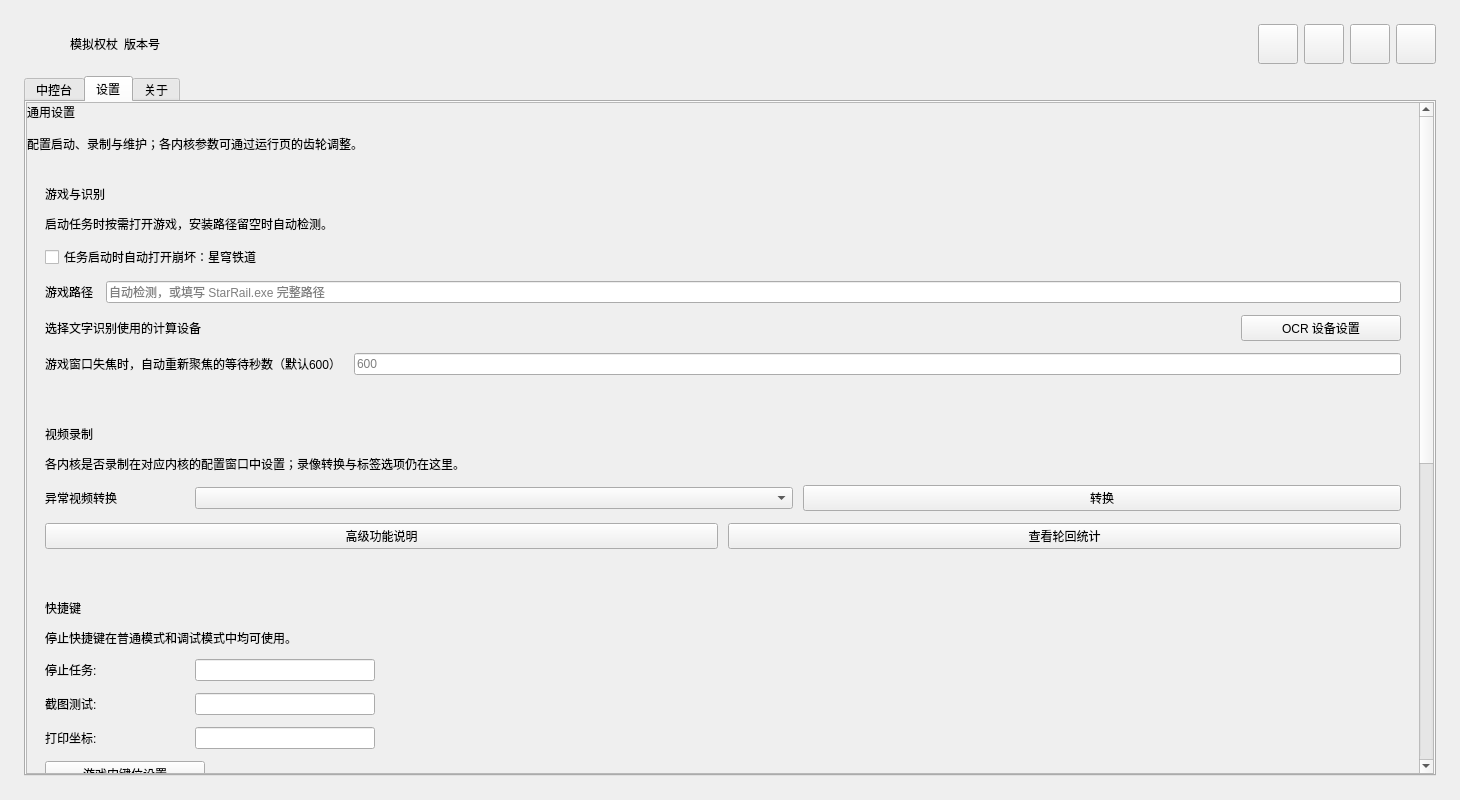
This is resource/ui/UI.ui in syfoud/Simulated_Scepter as Qt 5 draws it before an edit. The edited form follows.
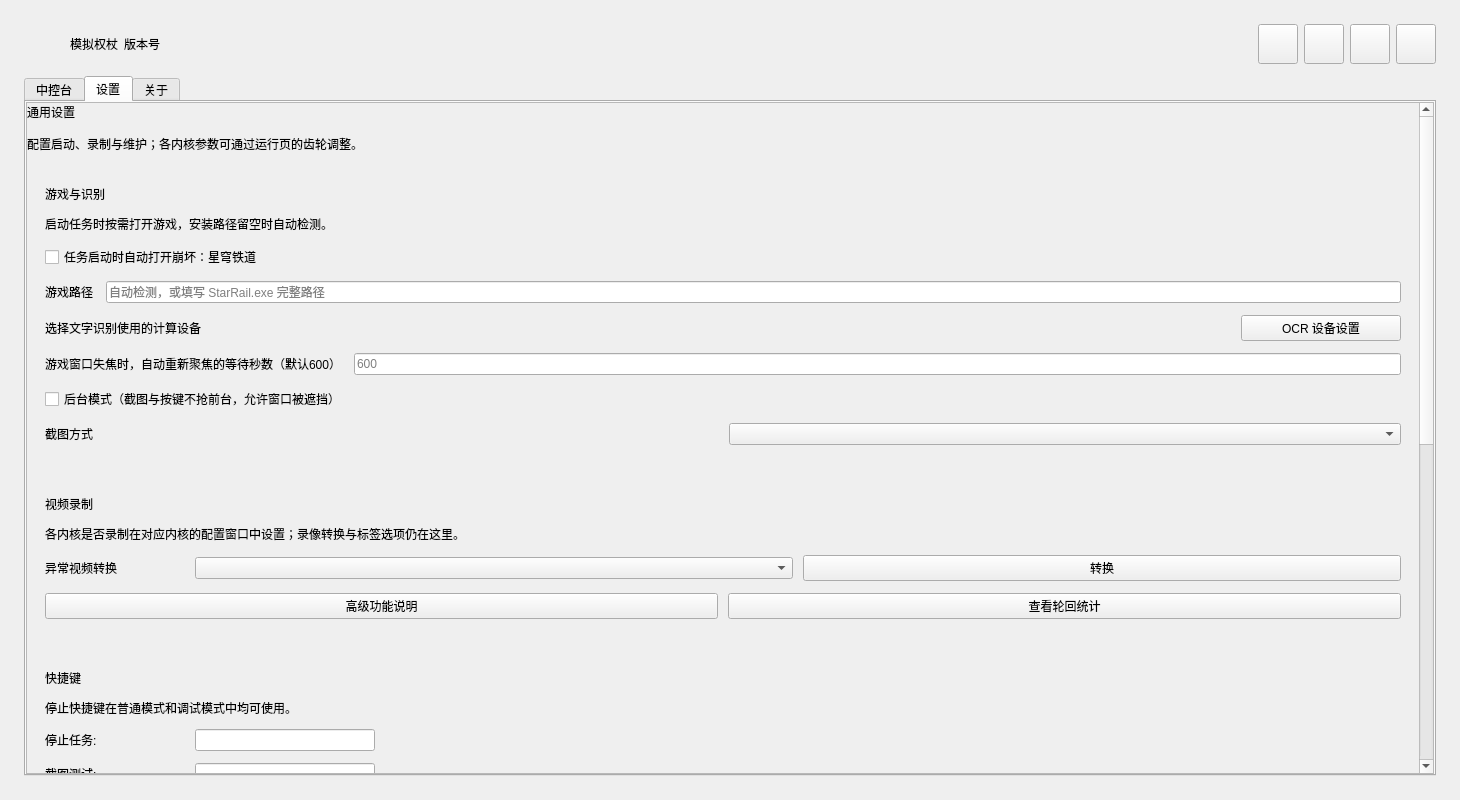
This is the edited form. The open tabs and pages were chosen to show the change. Icons and pictures are not drawn. Custom widgets are drawn as their Qt base class.

Commit message:
feat(gui): 通用设置支持后台模式与截图方式选择
设置页「游戏与识别」增加后台模式勾选与截图方式下拉：
- 自动（前台整屏 / 后台 PrintWindow）、前台整屏 BitBlt、后台 PrintWindow、后台 WGC。
- 选项文案与配置值集中在 CAPTURE_BACKEND_CHOICES，读取与保存 gui_settings.json 的
  background_mode、capture_backend。
- 新增界面控件与配置读写测试。

验证：设置页控件加载与保存回写通过（选择后台 WGC + 后台模式后正确写入配置）。

Diff of the .ui file:
```diff
--- a/resource/ui/UI.ui
+++ b/resource/ui/UI.ui
@@ -1231,6 +1231,34 @@
                        </item>
                       </layout>
                      </item>
+                     <item>
+                      <widget class="QCheckBox" name="background_mode_checkbox">
+                       <property name="text">
+                        <string>后台模式（截图与按键不抢前台，允许窗口被遮挡）</string>
+                       </property>
+                       <property name="toolTip">
+                        <string>开启后任务启动不再抢前台，截图改走窗口捕获、按键改投窗口消息。鼠标点击、拖动和滚轮仍需游戏在前台，暂不支持后台；窗口不能最小化。</string>
+                       </property>
+                      </widget>
+                     </item>
+                     <item>
+                      <layout class="QHBoxLayout" name="capture_backend_row">
+                       <item>
+                        <widget class="QLabel" name="capture_backend_label">
+                         <property name="text">
+                          <string>截图方式</string>
+                         </property>
+                        </widget>
+                       </item>
+                       <item stretch="1">
+                        <widget class="QComboBox" name="capture_backend_combo">
+                         <property name="toolTip">
+                          <string>前台整屏 BitBlt 兼容性最好；“自动”在前台用整屏截屏、后台模式用 PrintWindow；PrintWindow 与 WGC 都能在窗口被遮挡时取画面。</string>
+                         </property>
+                        </widget>
+                       </item>
+                      </layout>
+                     </item>
                     </layout>
                    </widget>
                   </item>
```
The commit also changes 2 other files.
